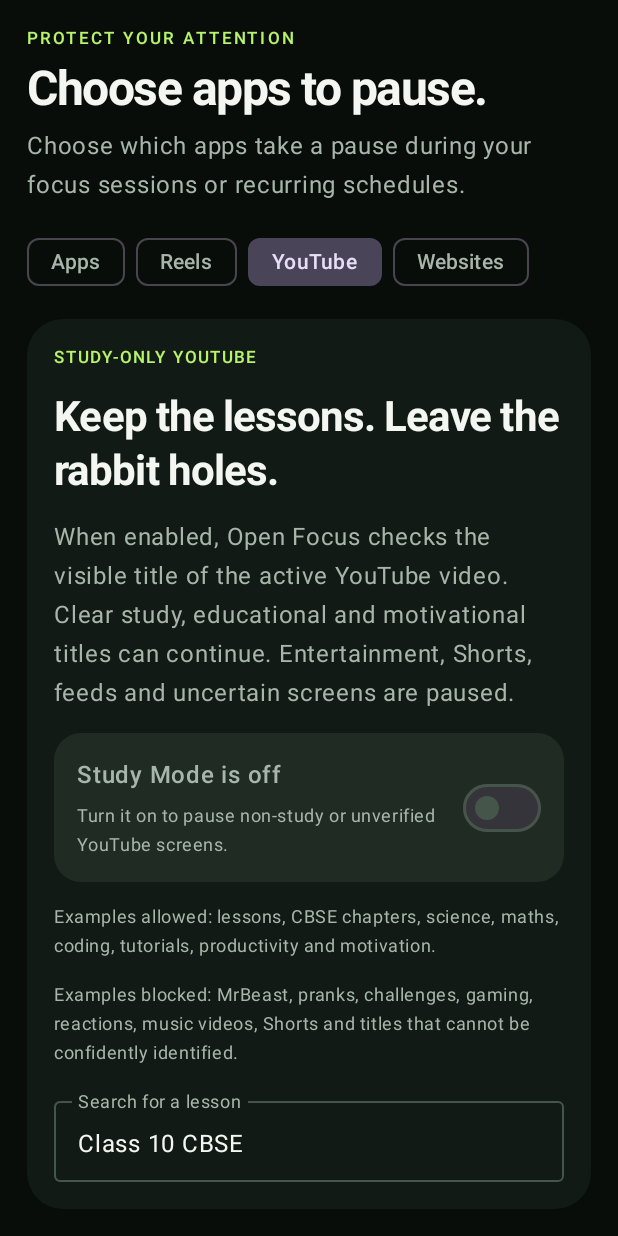
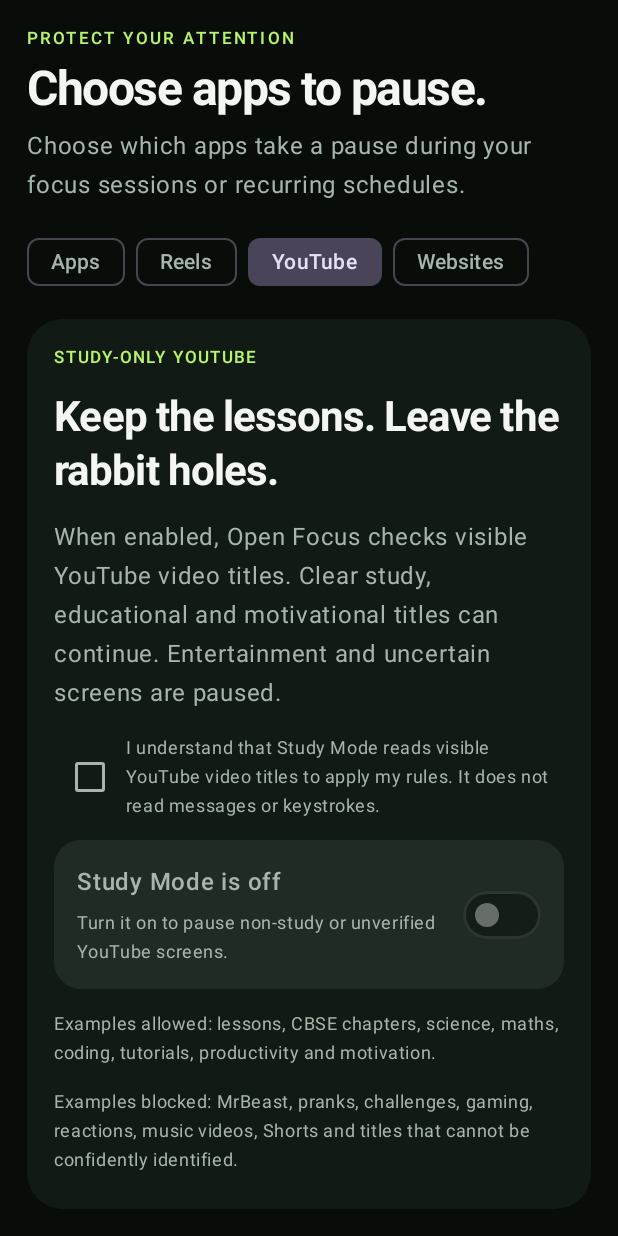
Before and after one commit to Mahin98250/open-focus-android, an Android app built with Jetpack Compose: the composable AppGardenScreen shown on its own in the app's theme, after a tap on "YouTube", on a phone screen of 412 x 824 dp. Run offline under Robolectric (Android 15) with nearby library versions, the phone set to English and light mode, and no system bars.

Commit message:
Require explicit in-app disclosure before enabling YouTube Study Mode

```diff
--- a/app/src/main/java/org/openfocus/app/ui/screens/AppGardenScreen.kt
+++ b/app/src/main/java/org/openfocus/app/ui/screens/AppGardenScreen.kt
@@ -344,8 +344,19 @@ fun AppGardenScreen(modifier: Modifier = Modifier, onSchedules: () -> Unit) {
                         style = MaterialTheme.typography.labelSmall, letterSpacing = 1.4.sp)
                     Text("Keep the lessons. Leave the rabbit holes.",
                         style = MaterialTheme.typography.headlineMedium, fontWeight = FontWeight.Bold)
-                    Text("When enabled, Open Focus checks the visible title of the active YouTube video. Clear study, educational and motivational titles can continue. Entertainment, Shorts, feeds and uncertain screens are paused.",
+                    Text("When enabled, Open Focus checks visible YouTube video titles. Clear study, educational and motivational titles can continue. Entertainment and uncertain screens are paused.",
                         color = MaterialTheme.colorScheme.onSurfaceVariant)
+                    Row(verticalAlignment = Alignment.CenterVertically) {
+                        Checkbox(
+                            checked = disclosureAccepted,
+                            onCheckedChange = { accepted ->
+                                disclosureAccepted = accepted
+                                disclosurePreferences.edit().putBoolean("accessibility_disclosure_accepted", accepted).apply()
+                            }
+                        )
+                        Text("I understand that Study Mode reads visible YouTube video titles to apply my rules. It does not read messages or keystrokes.",
+                            color = MaterialTheme.colorScheme.onSurfaceVariant, style = MaterialTheme.typography.bodySmall)
+                    }
                     Card(colors = CardDefaults.cardColors(containerColor = MaterialTheme.colorScheme.surfaceVariant),
                         shape = androidx.compose.foundation.shape.RoundedCornerShape(18.dp)) {
                         Row(Modifier.fillMaxWidth().padding(15.dp), verticalAlignment = Alignment.CenterVertically) {
@@ -355,7 +366,7 @@ fun AppGardenScreen(modifier: Modifier = Modifier, onSchedules: () -> Unit) {
                                 Text(if (youtubeStudyEnabled) "YouTube is restricted to clearly approved topics." else "Turn it on to pause non-study or unverified YouTube screens.",
                                     color = MaterialTheme.colorScheme.onSurfaceVariant, style = MaterialTheme.typography.bodySmall)
                             }
-                            Switch(checked = youtubeStudyEnabled, onCheckedChange = { enabled ->
+                            Switch(checked = youtubeStudyEnabled, enabled = disclosureAccepted, onCheckedChange = { enabled ->
                                 youtubeStudyModeStore.setEnabled(enabled)
                                 youtubeStudyEnabled = enabled
                             })
```
